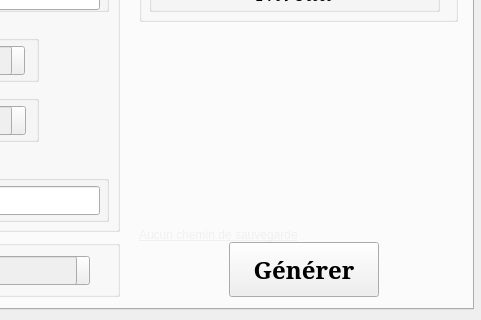
Qt form src/damysos/ui/designer/designer_ui.ui (BourgonLaurent/pyEtude) before a commit; both pictures show x 247 to 728 and y 151 to 471 of the 728 by 471 pixel window.
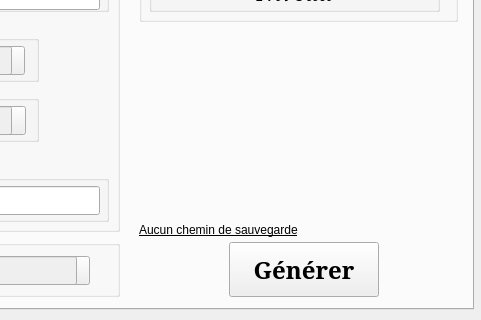
The same form after that commit. The open tabs and pages were chosen to show the change. Custom widgets are drawn as their Qt base class.

The edit to the form file:
```diff
--- a/src/damysos/ui/designer/designer_ui.ui
+++ b/src/damysos/ui/designer/designer_ui.ui
@@ -380,43 +380,6 @@
        </widget>
       </widget>
      </widget>
-     <widget class="QLabel" name="pathPathLabel">
-      <property name="geometry">
-       <rect>
-        <x>350</x>
-        <y>170</y>
-        <width>321</width>
-        <height>211</height>
-       </rect>
-      </property>
-      <property name="sizePolicy">
-       <sizepolicy hsizetype="Fixed" vsizetype="Expanding">
-        <horstretch>0</horstretch>
-        <verstretch>0</verstretch>
-       </sizepolicy>
-      </property>
-      <property name="maximumSize">
-       <size>
-        <width>321</width>
-        <height>16777215</height>
-       </size>
-      </property>
-      <property name="cursor">
-       <cursorShape>ArrowCursor</cursorShape>
-      </property>
-      <property name="text">
-       <string>&lt;html&gt;&lt;head/&gt;&lt;body&gt;&lt;p&gt;&lt;a href=&quot;none&quot;&gt;&lt;span style=&quot;text-decoration: underline; color: #f0f0f0;&quot;&gt;Aucun chemin de sauvegarde&lt;/span&gt;&lt;/a&gt;&lt;/p&gt;&lt;/body&gt;&lt;/html&gt;</string>
-      </property>
-      <property name="alignment">
-       <set>Qt::AlignBottom|Qt::AlignJustify</set>
-      </property>
-      <property name="wordWrap">
-       <bool>true</bool>
-      </property>
-      <property name="textInteractionFlags">
-       <set>Qt::LinksAccessibleByMouse|Qt::TextSelectableByMouse</set>
-      </property>
-     </widget>
      <widget class="QGroupBox" name="infoPersoGroupBox">
       <property name="geometry">
        <rect>
@@ -635,6 +598,73 @@
        <string>Générer</string>
       </property>
      </widget>
+     <widget class="QWidget" name="verticalLayoutWidget_2">
+      <property name="geometry">
+       <rect>
+        <x>350</x>
+        <y>170</y>
+        <width>323</width>
+        <height>211</height>
+       </rect>
+      </property>
+      <layout class="QVBoxLayout" name="pathLayout">
+       <property name="bottomMargin">
+        <number>5</number>
+       </property>
+       <item>
+        <spacer name="pathSpacer">
+         <property name="orientation">
+          <enum>Qt::Vertical</enum>
+         </property>
+         <property name="sizeType">
+          <enum>QSizePolicy::Expanding</enum>
+         </property>
+         <property name="sizeHint" stdset="0">
+          <size>
+           <width>0</width>
+           <height>1000</height>
+          </size>
+         </property>
+        </spacer>
+       </item>
+       <item>
+        <widget class="PathMenuLabel" name="pathPathLabel">
+         <property name="sizePolicy">
+          <sizepolicy hsizetype="Fixed" vsizetype="MinimumExpanding">
+           <horstretch>0</horstretch>
+           <verstretch>0</verstretch>
+          </sizepolicy>
+         </property>
+         <property name="maximumSize">
+          <size>
+           <width>321</width>
+           <height>16777215</height>
+          </size>
+         </property>
+         <property name="font">
+          <font>
+           <underline>true</underline>
+          </font>
+         </property>
+         <property name="cursor">
+          <cursorShape>ArrowCursor</cursorShape>
+         </property>
+         <property name="text">
+          <string>Aucun chemin de sauvegarde</string>
+         </property>
+         <property name="alignment">
+          <set>Qt::AlignBottom|Qt::AlignJustify</set>
+         </property>
+         <property name="wordWrap">
+          <bool>true</bool>
+         </property>
+         <property name="textInteractionFlags">
+          <set>Qt::LinksAccessibleByMouse|Qt::TextSelectableByMouse</set>
+         </property>
+        </widget>
+       </item>
+      </layout>
+     </widget>
     </widget>
     <widget class="QWidget" name="configTab">
      <attribute name="title">
@@ -1419,6 +1449,11 @@
    <extends>QPushButton</extends>
    <header>damysos/ui/widgets/push_buttons.h</header>
   </customwidget>
+  <customwidget>
+   <class>PathMenuLabel</class>
+   <extends>QLabel</extends>
+   <header>damysos/ui/widgets/labels.h</header>
+  </customwidget>
  </customwidgets>
  <resources>
   <include location="designer_resources.qrc"/>
```
Left out of the diff: 4 changed lines with no effect on the pictures.
